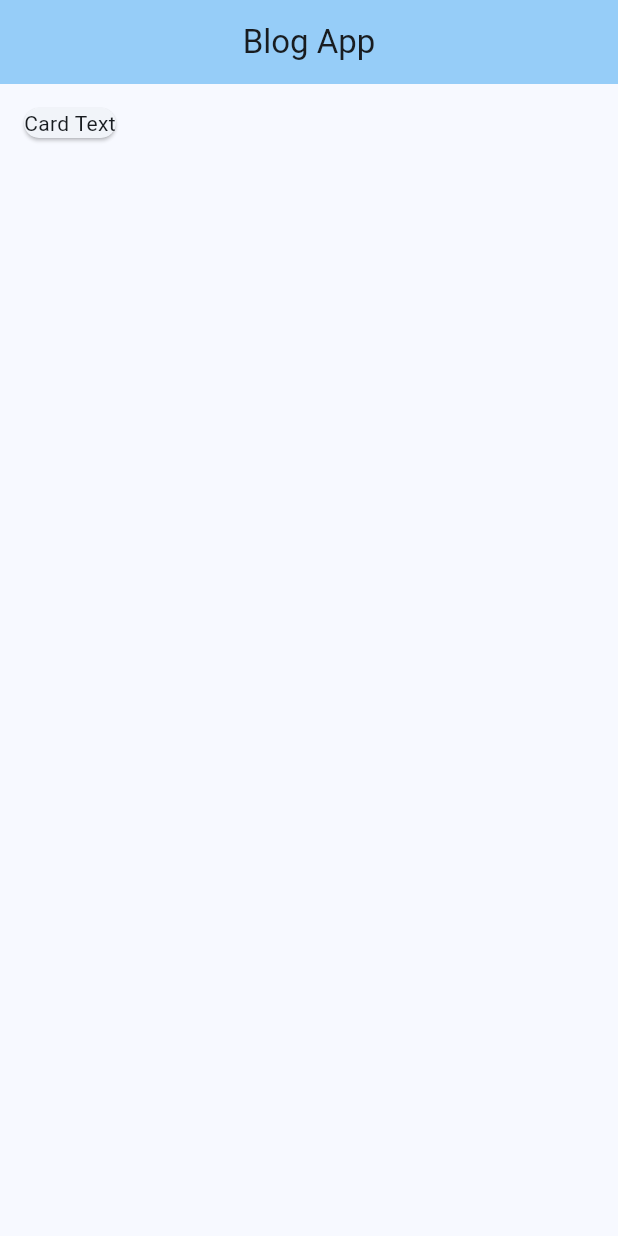
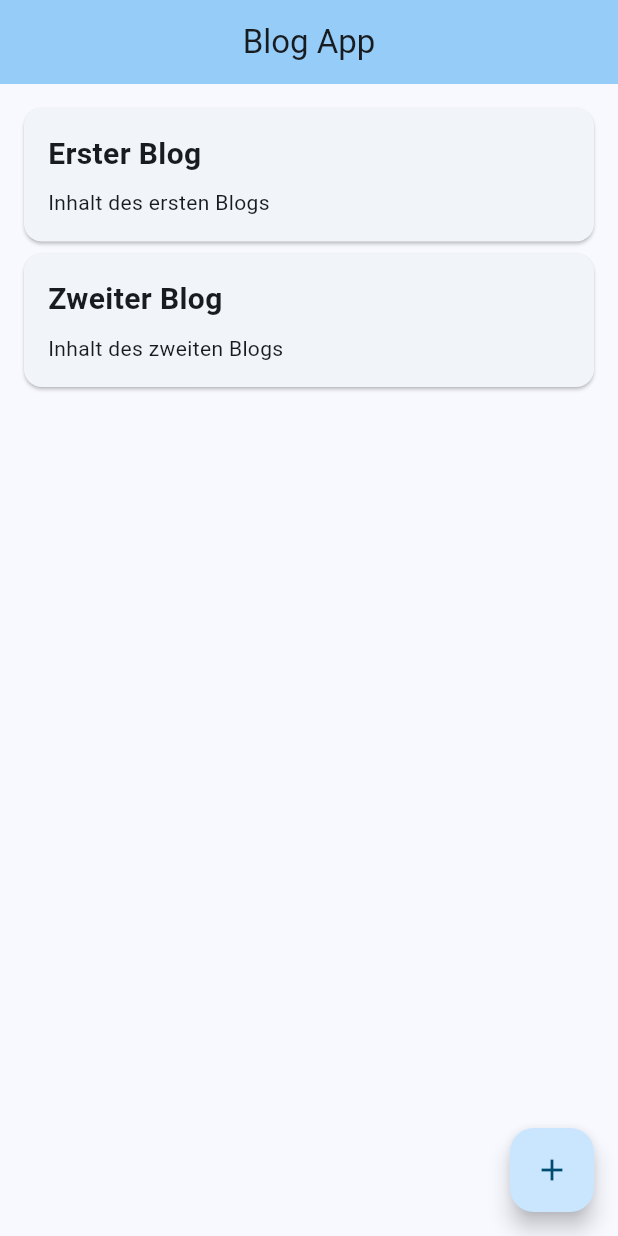
Before and after one commit to JasminKeller/blogApp, a Flutter app: the screen it shows after launch, on a phone screen of 412 x 824 dp. Run offline on Flutter 3.47's test engine with Material 2 defaults, Android fonts, the phone set to English and light mode, and no system bars.

Commit message:
create sample Blog items and Button to create new Blog entry

```diff
--- /dev/null
+++ b/lib/entity/blog_entity.dart
@@ -0,0 +1,13 @@
+class Blog {
+  String title;
+  String content;
+
+  // konstruktor
+  Blog({required this.title, required this.content});
+
+  @override
+  String toString() {
+    return 'Blog{title: $title, content: $content}';
+  }
+
+}
--- a/lib/screens/home_screen.dart
+++ b/lib/screens/home_screen.dart
@@ -1,5 +1,6 @@
 import 'package:flutter/material.dart';
 
+import '../entity/blog_entity.dart';
 import '../widget/blog_card_widget.dart';
 
 class HomeScreen extends StatefulWidget {
@@ -12,6 +13,18 @@ class HomeScreen extends StatefulWidget {
 }
 
 class _HomeScreenState extends State<HomeScreen> {
+  final List<Blog> blogs = [
+    Blog(title: 'Erster Blog', content: 'Inhalt des ersten Blogs'),
+    Blog(title: 'Zweiter Blog', content: 'Inhalt des zweiten Blogs'),
+  ];
+
+  void _addNewBlog(){
+    setState(() {
+      blogs.add(Blog(title: 'Neu erstellter Blog', content: 'Der Button funktionniert'));
+    });
+  }
+
+
   @override
   Widget build(BuildContext context) {
     return Scaffold(
@@ -20,9 +33,18 @@ class _HomeScreenState extends State<HomeScreen> {
         title: Text(widget.title),
         centerTitle: true,
       ),
-      body: const Padding(
-        padding: EdgeInsets.all(12.0),
-        child: BlogCard(),
+      body: Padding(
+        padding: const EdgeInsets.all(12.0),
+        child: ListView.builder(
+          itemCount: blogs.length,
+          itemBuilder: (context, index) {
+            return BlogCard(blog: blogs[index]);
+          },
+        ),
+      ),
+      floatingActionButton: FloatingActionButton(
+        onPressed: _addNewBlog,
+        child: const Icon(Icons.add),
       ),
     );
   }
--- a/lib/widget/blog_card_widget.dart
+++ b/lib/widget/blog_card_widget.dart
@@ -1,16 +1,31 @@
 import 'package:flutter/material.dart';
-class BlogCard extends StatefulWidget {
-  const BlogCard({super.key});
+import '../entity/blog_entity.dart';
+
+class BlogCard extends StatelessWidget {
+  final Blog blog;
+
+  const BlogCard({super.key, required this.blog});
 
   @override
-  State<BlogCard> createState() => _BlogCardState();
-}
-
-class _BlogCardState extends State<BlogCard> {
-  @override
   Widget build(BuildContext context) {
-    return const Card(
-      child: Text('Card Text'),
+    return Card(
+      child: Padding(
+        padding: const EdgeInsets.all(16.0),
+        child: Column(
+          crossAxisAlignment: CrossAxisAlignment.start,
+          children: [
+            Text(
+              blog.title,
+              style: const TextStyle(
+                fontSize: 20.0,
+                fontWeight: FontWeight.bold,
+              ),
+            ),
+            const SizedBox(height: 8.0),
+            Text(blog.content),
+          ],
+        ),
+      ),
     );
   }
 }
```
